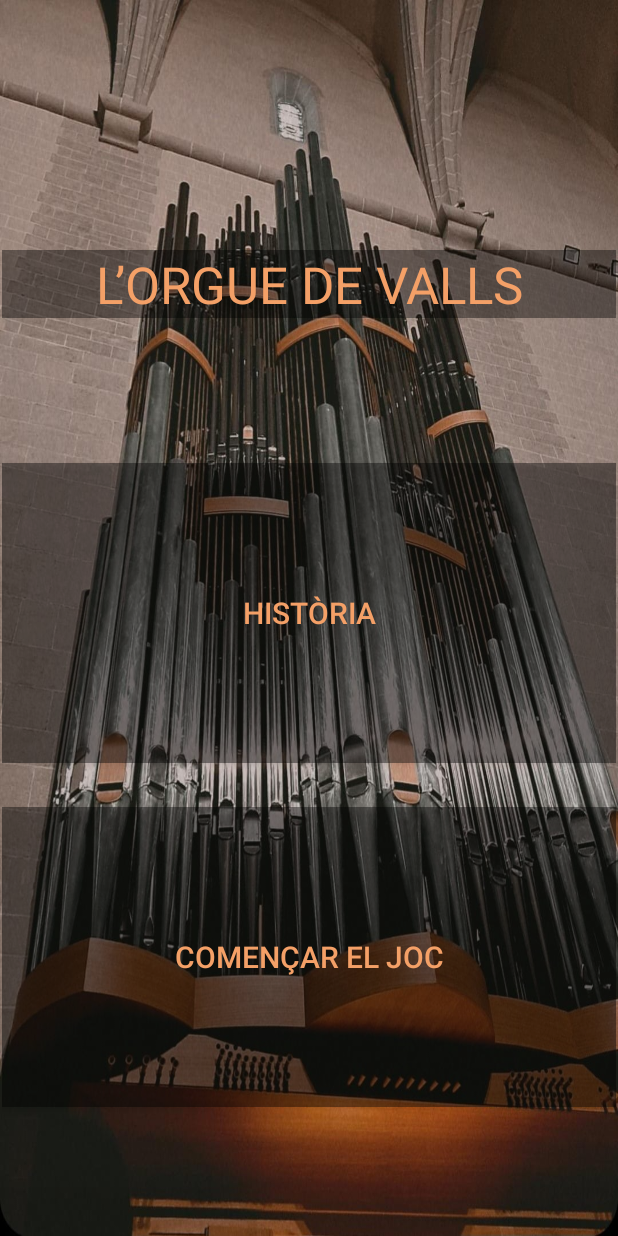
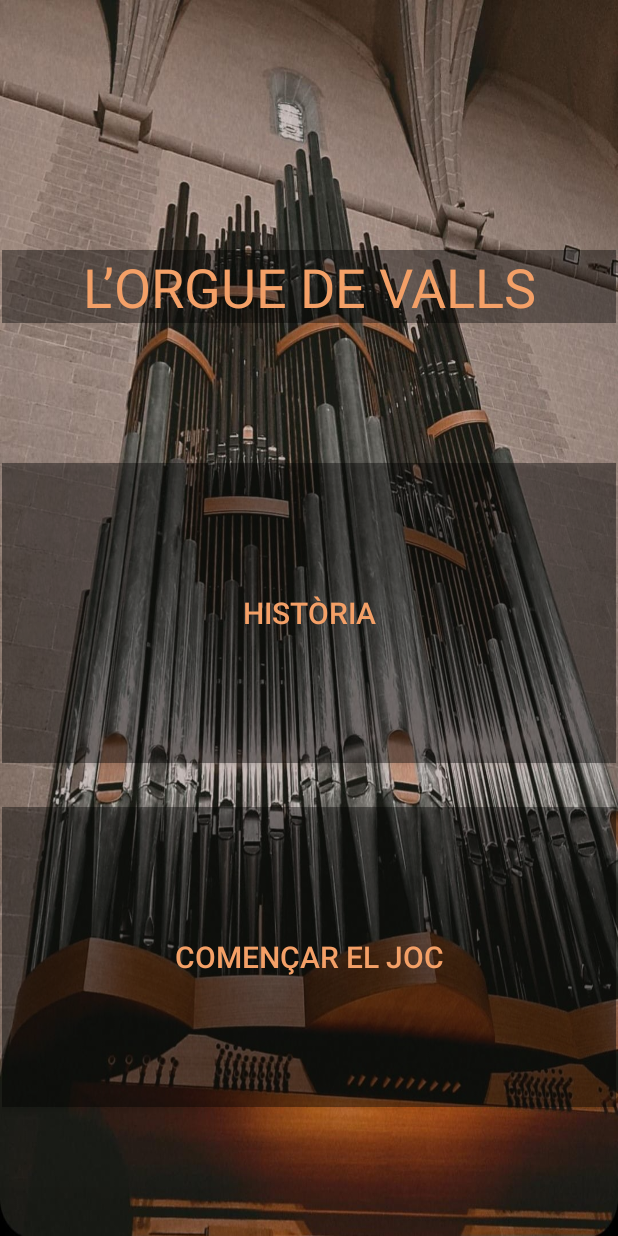
Before and after one commit to didac-velasco/UF1_Projecte_final, an Android app: the screen it shows after launch (MainActivity), on a phone screen of 412 x 824 dp. Run offline under Robolectric (Android 15) with nearby library versions, the light colour scheme and no system bars.

Commit message:
titol modificat

```diff
--- a/app/src/main/res/layout/activity_main.xml
+++ b/app/src/main/res/layout/activity_main.xml
@@ -28,13 +28,14 @@
 
             <TextView
                 android:id="@+id/textView"
-                android:layout_width="match_parent"
+                android:layout_width="900px"
                 android:layout_height="wrap_content"
                 android:text="L’ORGUE DE VALLS"
+                android:layout_gravity="center"
                 android:textAlignment="center"
                 android:textColor="#F4A067"
                 android:background="#66000000"
-                android:textSize="34sp" />
+                android:textSize="36sp" />
         </LinearLayout>
 
         <Space
--- a/app/src/main/res/values/themes.xml
+++ b/app/src/main/res/values/themes.xml
@@ -2,9 +2,9 @@
     <!-- Base application theme. -->
     <style name="Theme.UF1_Projecte_final" parent="Theme.AppCompat.Light.NoActionBar">
         <!-- Primary brand color. -->
-        <item name="colorPrimary">#DC6C3F</item>
-        <item name="colorPrimaryDark">#DC6C3F</item>
-        <item name="colorAccent">#DC6C3F</item>
+        <item name="colorPrimary">#F39F67</item>
+        <item name="colorPrimaryDark">#F39F67</item>
+        <item name="colorAccent">#F39F67</item>
         <!-- Customize your theme here. -->
     </style>
     <style name="Theme.UF1_Projecte_final.TemaPopup">
```
